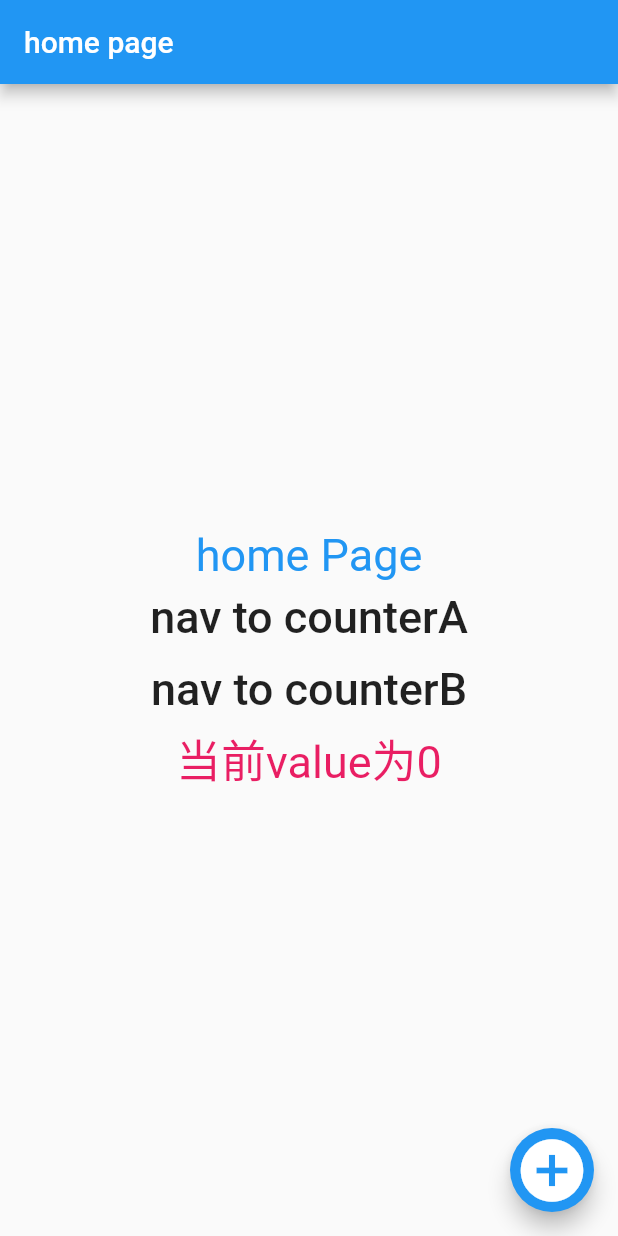
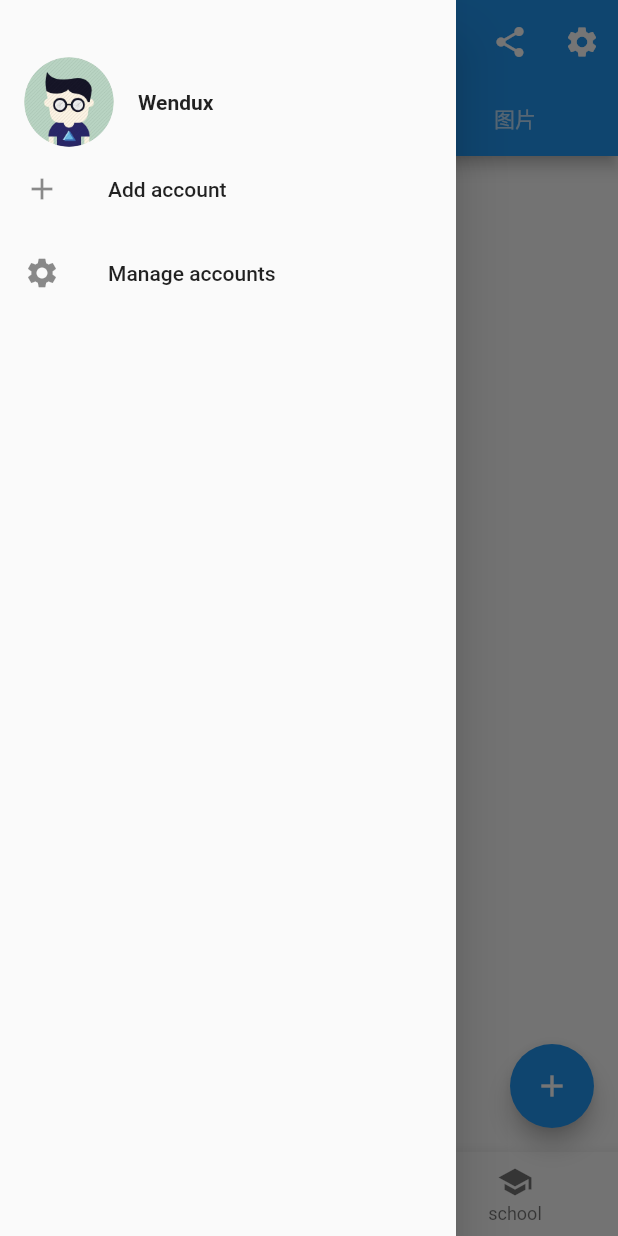
Before and after one commit to 80666881/flutter, a Flutter app: the screen it shows after launch, with the side drawer open (before the commit the screen has no drawer), on a phone screen of 412 x 824 dp. Run offline on Flutter 3.47's test engine with Material 2 defaults, Android fonts, the phone set to English and light mode, and no system bars.

Commit message:
添加tabbar，tabview,bottomNavigationBar

```diff
--- a/lib/main.dart
+++ b/lib/main.dart
@@ -14,6 +14,7 @@ class MyAppHome extends StatelessWidget {
   Widget build(BuildContext context) {
     // TODO: implement build
     return MaterialApp(
+      initialRoute: '/scaffold',
       onGenerateRoute: (RouteSettings settings){
         return MaterialPageRoute(builder: (context){
           String routeName = settings.name;
--- /dev/null
+++ b/lib/pages/ScaffoldRoute.dart
@@ -0,0 +1,153 @@
+import 'package:flutter/material.dart';
+
+class ScaffoldRoute extends StatefulWidget {
+  @override
+  _ScaffoldRouteState createState() => _ScaffoldRouteState();
+}
+
+class _ScaffoldRouteState extends State<ScaffoldRoute>
+    with SingleTickerProviderStateMixin {
+  int _seletedCurIdx = 0;
+  TabController _tabController; //需要定义一个// Controller
+  List tabs = ["新闻", "历史", "图片"];
+
+  @override
+  void initState() {
+    super.initState();
+    // 创建Controller
+    _tabController = TabController(length: tabs.length, vsync: this);
+    _tabController.addListener((){
+      print('index,${_tabController.index}');
+      _onItemTapped(_tabController.index);
+    });
+  }
+
+  @override
+  void dispose() {
+    _tabController.dispose();
+    super.dispose();
+  }
+
+  @override
+  Widget build(BuildContext context) {
+    // TODO: implement build
+    return Scaffold(
+      appBar: AppBar(
+        title: Text('Scaffold route'),
+        leading: Builder(builder: (context) {
+          return IconButton(
+            icon: Icon(Icons.dashboard),
+            onPressed: () {
+              // 打开抽屉菜单
+              Scaffold.of(context).openDrawer();
+            },
+          );
+        }),
+        actions: <Widget>[
+          IconButton(
+            icon: Icon(Icons.share),
+            onPressed: () {},
+          ),
+          IconButton(
+            icon: Icon(Icons.settings),
+            onPressed: () {},
+          )
+        ],
+        bottom: TabBar(
+            controller: _tabController,
+            tabs: tabs.map((e) => Tab(text: e)).toList()),
+      ),
+      drawer: MyDrawer(),
+      bottomNavigationBar: BottomNavigationBar(
+        items: [
+          BottomNavigationBarItem(icon: Icon(Icons.home), title: Text('home')),
+          BottomNavigationBarItem(
+              icon: Icon(Icons.business), title: Text('business')),
+          BottomNavigationBarItem(
+              icon: Icon(Icons.school), title: Text('school'))
+        ],
+        currentIndex: _seletedCurIdx,
+        fixedColor: Colors.red,
+        onTap: _onItemTapped,
+
+      ),
+      floatingActionButton:
+          FloatingActionButton(child: Icon(Icons.add), onPressed: _onAdd),
+      body: TabBarView(
+        controller: _tabController,
+        children: tabs.map((e) {
+          //创建3个Tab页
+          return Container(
+            alignment: Alignment.center,
+            child: Text(e, textScaleFactor: 5),
+          );
+        }).toList(),
+      ),
+    );
+  }
+
+  void _onItemTapped(int index) {
+    setState(() {
+      _seletedCurIdx = index;
+      _tabController.index = index;
+    });
+  }
+
+  void _onAdd() {}
+}
+
+class MyDrawer extends StatelessWidget {
+  const MyDrawer({
+    Key key,
+  }) : super(key: key);
+
+  @override
+  Widget build(BuildContext context) {
+    return Drawer(
+      child: MediaQuery.removePadding(
+        context: context,
+        //移除抽屉菜单顶部默认留白
+        removeTop: true,
+        child: Column(
+          crossAxisAlignment: CrossAxisAlignment.start,
+          children: <Widget>[
+            Padding(
+              padding: const EdgeInsets.only(top: 38.0),
+              child: Row(
+                children: <Widget>[
+                  Padding(
+                    padding: const EdgeInsets.symmetric(horizontal: 16.0),
+                    child: ClipOval(
+                      child: Image.asset(
+                        "images/avatar.jpeg",
+                        width: 60,
+                      ),
+                    ),
+                  ),
+                  Text(
+                    "Wendux",
+                    style: TextStyle(fontWeight: FontWeight.bold),
+                  )
+                ],
+              ),
+            ),
+            Expanded(
+              child: ListView(
+                children: <Widget>[
+                  ListTile(
+                    leading: const Icon(Icons.add),
+                    title: const Text('Add account'),
+                  ),
+                  ListTile(
+                    leading: const Icon(Icons.settings),
+                    title: const Text('Manage accounts'),
+                  ),
+                ],
+              ),
+            ),
+          ],
+        ),
+      ),
+    );
+  }
+}
--- a/lib/routes/index.dart
+++ b/lib/routes/index.dart
@@ -1,6 +1,7 @@
 
 
 //定义路由表
+import 'package:hello_world/pages/ScaffoldRoute.dart';
 import 'package:hello_world/pages/counterA.dart';
 import 'package:hello_world/pages/counterB.dart';
 import 'package:hello_world/pages/homePage.dart';
@@ -10,5 +11,6 @@ final routes = {
   //不带参数路由
   '/counterA': (context, {arguments}) => CounterA(),
   //带参数路由
-  '/counterB':(context, {arguments}) => CounterB(arguments: arguments)
+  '/counterB':(context, {arguments}) => CounterB(arguments: arguments),
+  '/scaffold':(context, {arguments}) => ScaffoldRoute(),
 };
--- a/pubspec.yaml
+++ b/pubspec.yaml
@@ -47,7 +47,7 @@ flutter:
 
   # To add assets to your application, add an assets section, like this:
   assets:
-     - images/lake.jpg
+     - images/
      - assets/
   #   - images/a_dot_ham.jpeg
 
```
Also changed, not shown: lib/default.dart (deleted, +0 -117 lines), images/avatar.jpeg (added), pubspec.lock.
